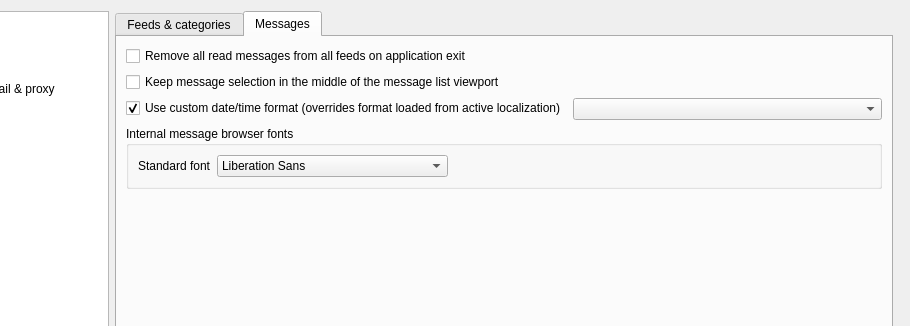
Qt form src/gui/dialogs/formsettings.ui (martinrotter/rssguard) before a commit; both pictures show x 122 to 1032 and y 0 to 326 of the 1032 by 498 pixel window.
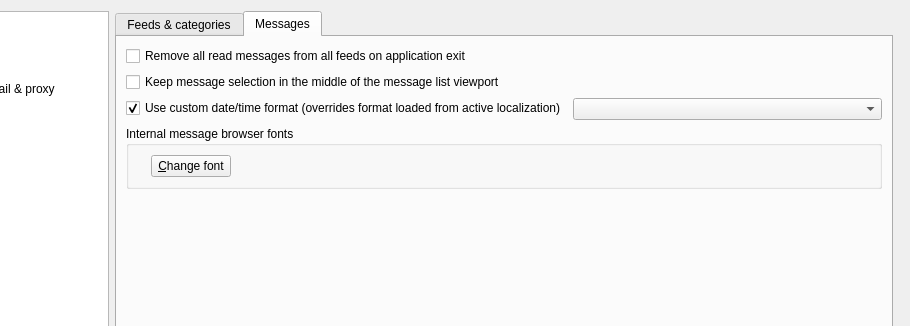
The same form after that commit. The open tabs and pages were chosen to show the change. Custom widgets are drawn as their Qt base class.

Diff of the .ui file:
```diff
--- a/src/gui/dialogs/formsettings.ui
+++ b/src/gui/dialogs/formsettings.ui
@@ -1400,29 +1400,33 @@
              <property name="title">
               <string>Internal message browser fonts</string>
              </property>
-             <layout class="QFormLayout" name="formLayout_24">
-              <item row="0" column="0">
-               <widget class="QLabel" name="label_12">
+             <layout class="QHBoxLayout" name="horizontalLayout_16">
+              <item>
+               <widget class="QLabel" name="m_lblMessagesFont">
                 <property name="text">
-                 <string>Standard font</string>
+                 <string/>
                 </property>
                </widget>
               </item>
-              <item row="0" column="1">
-               <widget class="QFontComboBox" name="m_cmbMessageFontStandard">
-                <property name="sizePolicy">
-                 <sizepolicy hsizetype="Fixed" vsizetype="Fixed">
-                  <horstretch>0</horstretch>
-                  <verstretch>0</verstretch>
-                 </sizepolicy>
+              <item>
+               <widget class="QPushButton" name="m_btnChangeMessagesFont">
+                <property name="text">
+                 <string>&amp;Change font</string>
                 </property>
-                <property name="editable">
-                 <bool>false</bool>
+               </widget>
+              </item>
+              <item>
+               <spacer name="horizontalSpacer">
+                <property name="orientation">
+                 <enum>Qt::Horizontal</enum>
                 </property>
-                <property name="sizeAdjustPolicy">
-                 <enum>QComboBox::AdjustToContents</enum>
+                <property name="sizeHint" stdset="0">
+                 <size>
+                  <width>40</width>
+                  <height>20</height>
+                 </size>
                 </property>
-               </widget>
+               </spacer>
               </item>
              </layout>
             </widget>
```
Left out of the diff: 12 changed lines with no effect on the pictures.
